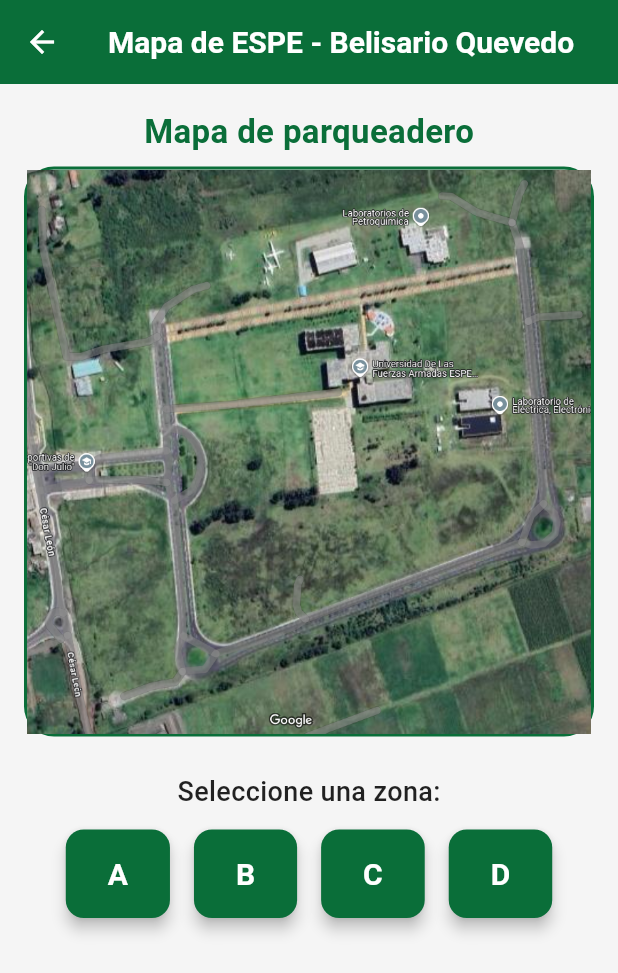
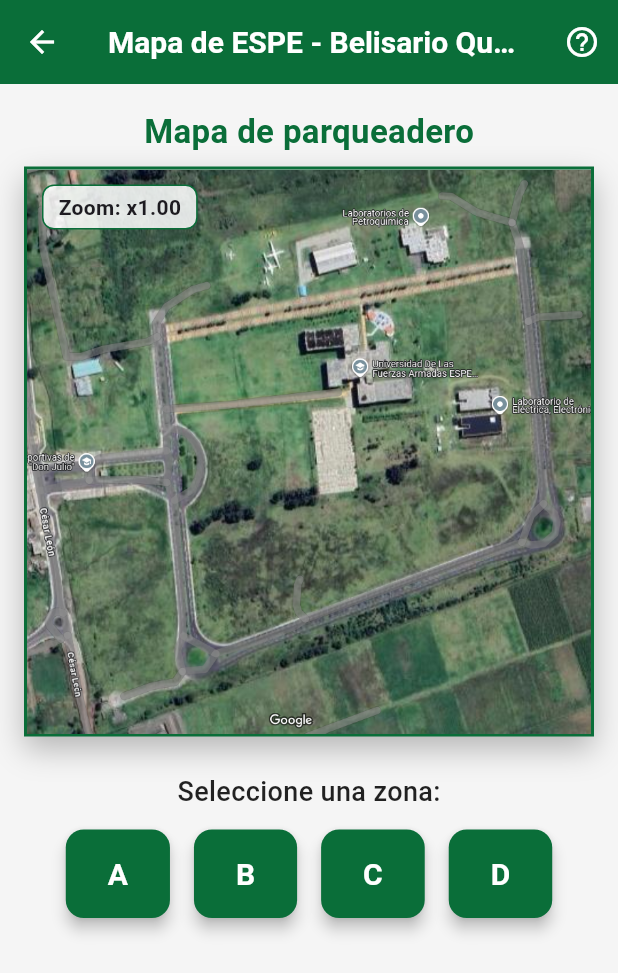
Before and after one commit to ShadowAlejo/parqueadero, a Flutter app: the MapaScreen screen opened directly, on a phone screen of 412 x 824 dp. Shown: the top 973 px of the screen. Run offline on Flutter 3.47's test engine with Material 3 defaults, Android fonts, the phone set to English and light mode, and no system bars; our stand-ins replace cloud_firestore, firebase_auth, firebase_core, google_fonts; accounts and stored records are empty.

Commit message:
Refactor MapaScreen to use StatefulWidget; implement zoom functionality with animations and help dialog; enhance UI with improved button states and reset zoom feature.

```diff
--- a/lib/views/home_page.dart
+++ b/lib/views/home_page.dart
@@ -1,6 +1,7 @@
 import 'package:flutter/material.dart';
 import '../controllers/auth_controller.dart';
 import '../models/usuario.dart';
+import 'dart:math' as math;
 
 class HomePage extends StatefulWidget {
   @override
@@ -101,7 +102,62 @@
   }
 }
 
-class MapaScreen extends StatelessWidget {
+class MapaScreen extends StatefulWidget {
+  @override
+  State<MapaScreen> createState() => _MapaScreenState();
+}
+
+class _MapaScreenState extends State<MapaScreen>
+    with SingleTickerProviderStateMixin {
+  String? zonaSeleccionada;
+  double zoomLevel = 1.0;
+  late AnimationController _animController;
+  late Animation<double> _fadeAnimation;
+  final GlobalKey<_ZoomOnlyImageViewerState> _zoomKey = GlobalKey();
+
+  @override
+  void initState() {
+    super.initState();
+    _animController =
+        AnimationController(vsync: this, duration: Duration(milliseconds: 600));
+    _fadeAnimation =
+        CurvedAnimation(parent: _animController, curve: Curves.easeIn);
+    _animController.forward();
+  }
+
+  @override
+  void dispose() {
+    _animController.dispose();
+    super.dispose();
+  }
+
+  void _onZoomChanged(double newZoom) {
+    setState(() {
+      zoomLevel = newZoom;
+    });
+  }
+
+  void _resetZoom() {
+    _zoomKey.currentState?.resetZoom();
+  }
+
+  void _showHelpDialog() {
+    showDialog(
+      context: context,
+      builder: (ctx) => AlertDialog(
+        title: Text('Ayuda'),
+        content: Text(
+            'Puedes hacer zoom en el mapa usando dos dedos o pellizcando la imagen.\n\nSelecciona una zona (A, B, C, D) para ver información o filtrar el mapa.\n\nUsa el botón de reset para volver al zoom original.'),
+        actions: [
+          TextButton(
+            onPressed: () => Navigator.pop(ctx),
+            child: Text('Entendido'),
+          )
+        ],
+      ),
+    );
+  }
+
   @override
   Widget build(BuildContext context) {
     final screenWidth = MediaQuery.of(context).size.width;
@@ -111,8 +167,17 @@
       appBar: AppBar(
         title: Text('Mapa de ESPE - Belisario Quevedo'),
         backgroundColor: Color(0xFF0A6E39),
+        actions: [
+          IconButton(
+            icon: Icon(Icons.help_outline),
+            tooltip: 'Ayuda',
+            onPressed: _showHelpDialog,
           ),
-      body: Column(
+        ],
+      ),
+      body: FadeTransition(
+        opacity: _fadeAnimation,
+        child: Column(
           children: [
             SizedBox(height: 16),
             Text(
@@ -127,15 +192,69 @@
             Padding(
               padding: const EdgeInsets.symmetric(horizontal: 16.0),
               child: Center(
-              child: Container(
+                child: Stack(
+                  children: [
+                    Container(
                       width: squareSize - 32,
                       height: squareSize - 32,
                       decoration: BoxDecoration(
                         color: Colors.black12,
+                        border: Border.all(color: Color(0xFF0A6E39), width: 2),
+                        boxShadow: [
+                          BoxShadow(
+                            color: Colors.black26,
+                            blurRadius: 16,
+                            offset: Offset(0, 8),
+                          ),
+                        ],
+                      ),
+                      child: _ZoomOnlyImageViewer(
+                        key: _zoomKey,
+                        squareSize: squareSize - 32,
+                        onZoomChanged: _onZoomChanged,
+                      ),
+                    ),
+                    Positioned(
+                      top: 12,
+                      left: 12,
+                      child: Container(
+                        padding:
+                            EdgeInsets.symmetric(horizontal: 10, vertical: 4),
+                        decoration: BoxDecoration(
+                          color: Colors.white.withOpacity(0.85),
+                          borderRadius: BorderRadius.circular(8),
+                          border: Border.all(color: Color(0xFF0A6E39)),
+                        ),
+                        child: Text('Zoom: x${zoomLevel.toStringAsFixed(2)}',
+                            style: TextStyle(fontWeight: FontWeight.bold)),
+                      ),
+                    ),
+                    if (zoomLevel > 1.01)
+                      Positioned(
+                        bottom: 12,
+                        right: 12,
+                        child: Tooltip(
+                          message: 'Restablecer zoom',
+                          child: Material(
+                            color: Colors.transparent,
+                            child: InkWell(
                               borderRadius: BorderRadius.circular(20),
-                  border: Border.all(color: Color(0xFF0A6E39), width: 2),
+                              onTap: _resetZoom,
+                              child: Container(
+                                decoration: BoxDecoration(
+                                  color: Colors.white,
+                                  shape: BoxShape.circle,
+                                  border: Border.all(color: Color(0xFF0A6E39)),
                                 ),
-                child: _ZoomOnlyImageViewer(squareSize: squareSize - 32),
+                                padding: EdgeInsets.all(8),
+                                child: Icon(Icons.refresh,
+                                    color: Color(0xFF0A6E39)),
+                              ),
+                            ),
+                          ),
+                        ),
+                      ),
+                  ],
                 ),
               ),
             ),
@@ -166,22 +285,29 @@
             ),
           ],
         ),
+      ),
     );
   }
 
   Widget _zonaButton(String label) {
+    final isSelected = zonaSeleccionada == label;
     return ElevatedButton(
       onPressed: () {
-        // Acción para cada zona (A, B, C, D) si se requiere
+        setState(() {
+          zonaSeleccionada = label;
+        });
       },
       style: ElevatedButton.styleFrom(
-        backgroundColor: Color(0xFF0A6E39),
-        foregroundColor: Colors.white,
+        backgroundColor: isSelected ? Color(0xFFF4B400) : Color(0xFF0A6E39),
+        foregroundColor: isSelected ? Colors.black : Colors.white,
         shape: RoundedRectangleBorder(
           borderRadius: BorderRadius.circular(12),
+          side: isSelected
+              ? BorderSide(color: Color(0xFFF4B400), width: 2)
+              : BorderSide.none,
         ),
         padding: EdgeInsets.symmetric(horizontal: 28, vertical: 18),
-        elevation: 4,
+        elevation: isSelected ? 8 : 4,
       ),
       child: Text(
         label,
@@ -191,9 +317,54 @@
   }
 }
 
-class _ZoomOnlyImageViewer extends StatelessWidget {
+class _ZoomOnlyImageViewer extends StatefulWidget {
   final double squareSize;
-  const _ZoomOnlyImageViewer({required this.squareSize});
+  final void Function(double)? onZoomChanged;
+  const _ZoomOnlyImageViewer(
+      {Key? key, required this.squareSize, this.onZoomChanged})
+      : super(key: key);
+
+  @override
+  State<_ZoomOnlyImageViewer> createState() => _ZoomOnlyImageViewerState();
+}
+
+class _ZoomOnlyImageViewerState extends State<_ZoomOnlyImageViewer> {
+  late TransformationController _controller;
+  double _lastScale = 1.0;
+
+  @override
+  void initState() {
+    super.initState();
+    _controller = TransformationController();
+    _controller.addListener(_onMatrixChanged);
+  }
+
+  void _onMatrixChanged() {
+    final scale = _controller.value.getMaxScaleOnAxis();
+    if ((scale - _lastScale).abs() > 0.01) {
+      _lastScale = scale;
+      if (widget.onZoomChanged != null) {
+        widget.onZoomChanged!(scale);
+      }
+    }
+  }
+
+  void resetZoom() {
+    setState(() {
+      _controller.value = Matrix4.identity();
+      _lastScale = 1.0;
+      if (widget.onZoomChanged != null) {
+        widget.onZoomChanged!(1.0);
+      }
+    });
+  }
+
+  @override
+  void dispose() {
+    _controller.removeListener(_onMatrixChanged);
+    _controller.dispose();
+    super.dispose();
+  }
 
   @override
   Widget build(BuildContext context) {
@@ -203,9 +374,10 @@
       panEnabled: false, // Solo zoom, sin desplazamiento
       scaleEnabled: true,
       constrained: true,
+      transformationController: _controller,
       child: SizedBox(
-        width: squareSize,
-        height: squareSize,
+        width: widget.squareSize,
+        height: widget.squareSize,
         child: Image.asset(
           'assets/images/mapa.png',
           fit: BoxFit.cover,
```
Lines whose indentation alone changed are shown as unchanged.
